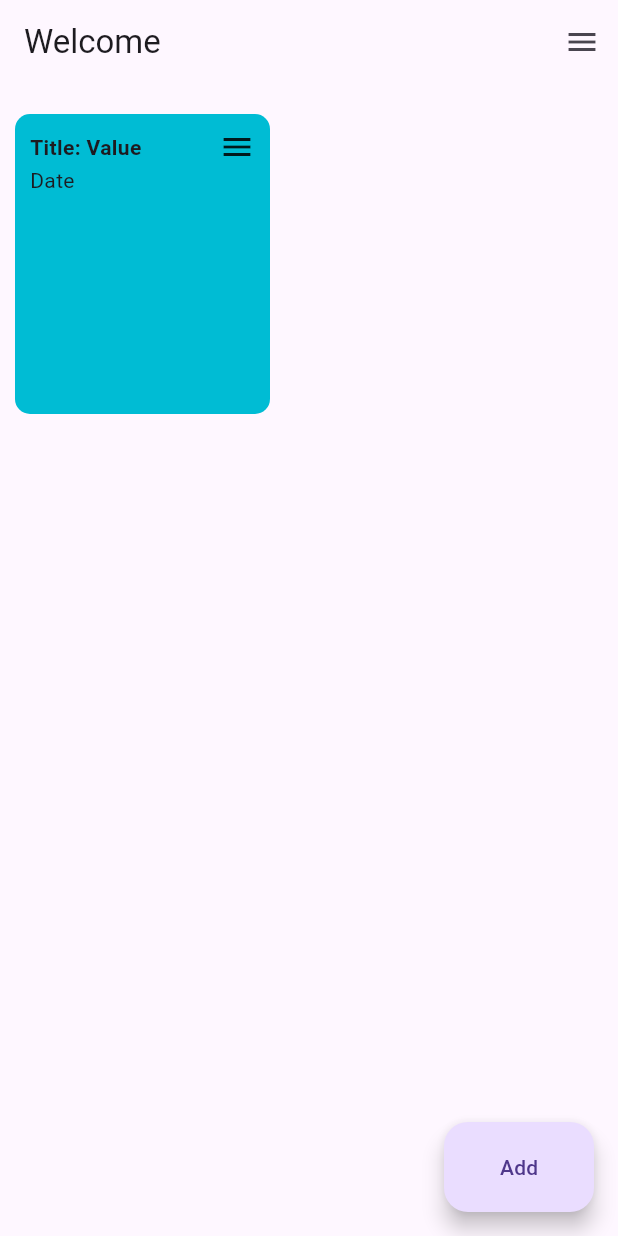
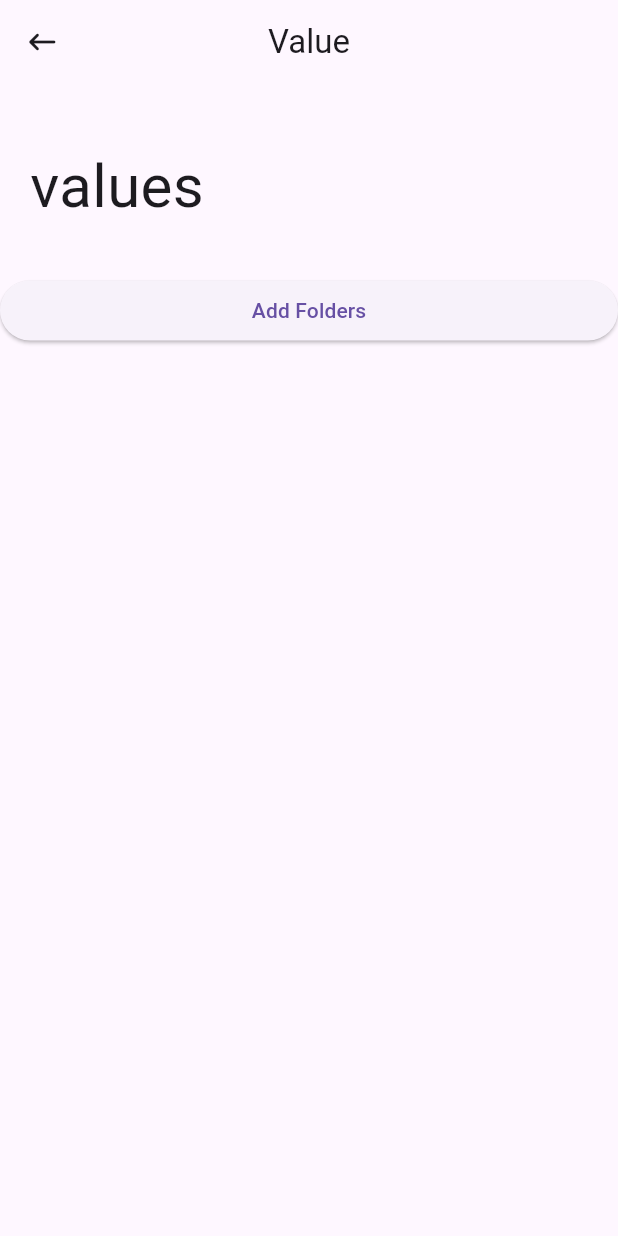
Before and after one commit to ishankanaujiya/note_app, a Flutter app: the screen it shows after launch, after a tap on an icon or button, on a phone screen of 412 x 824 dp. Run offline on Flutter 3.47's test engine with Material 3 defaults, Android fonts, the phone set to English and light mode, and no system bars.

Commit message:
Particular Folder Opened On Click With Its FolderName

```diff
--- /dev/null
+++ b/lib/CreateFiles.dart
@@ -0,0 +1,152 @@
+import 'package:flutter/material.dart';
+import 'package:note_app/MainHome.dart';
+class CreateNewFiles extends StatefulWidget {
+
+  String ?folderName;
+  List<List<String>> folderList = [];
+
+
+  CreateNewFiles(this.folderName, this.folderList);
+  @override
+  State<CreateNewFiles> createState() => _CreateNewFilesState(folderName,folderList);
+}
+
+class _CreateNewFilesState extends State<CreateNewFiles> {
+  List<String> folderName = ["values"];
+  List<String> folderNameHolder = [];
+  bool addFolderClickCheck = false;
+
+
+  var folderNameInput = TextEditingController();
+
+  String ?folderNameForAppBar;
+  List<List<String>> folderList = [];
+
+
+  _CreateNewFilesState(this.folderNameForAppBar, this.folderList);
+  @override
+  @override
+  Widget build(BuildContext context) {
+    return Scaffold(
+      appBar: AppBar(
+        title: Text("$folderNameForAppBar"),
+        centerTitle: true,
+        leading: IconButton(
+          onPressed: () {
+            //Navigator.pop(context);
+            Navigator.pushReplacement(context, MaterialPageRoute(
+                builder: (context) => Home(folderName)
+            ));
+          },
+          icon: Icon(Icons.keyboard_backspace_rounded),
+        ),
+      ),
+
+      body: SingleChildScrollView(
+        child: Container(
+          width: double.infinity,
+          child: Column(
+            crossAxisAlignment: CrossAxisAlignment.start,
+            // mainAxisAlignment: MainAxisAlignment.center,
+            children: [
+
+              // Container(
+              //   height: 400,
+              //   color: Colors.cyan,
+              //   child: ListView.builder(itemBuilder: (context,index) {
+              //     return Container(
+              //       child: Text("${folderName[index]}"),
+              //     );
+              //   },
+              //     itemCount: folderName.length,
+              //   ),
+              // ),
+
+
+              SizedBox(
+                height: 40,
+              ),
+              for(var i = 0; i<folderName.length; i++)
+                Padding(
+                  padding: const EdgeInsets.only(bottom: 10.0, left: 20.0),
+                  child: Container(
+                    width: double.infinity,
+
+                    child: Text("${folderName[i]}", style: TextStyle(
+                      fontSize: 40,
+
+                    ),),
+                  ),
+                ),
+
+              addFolderClickCheck ? Padding(
+                padding: const EdgeInsets.all(8.0),
+                child: Container(
+                  width: 400,
+
+
+                  child: Column(
+                    crossAxisAlignment: CrossAxisAlignment.start,
+                    children: [
+                      Container(
+                        width: double.infinity,
+                        child: TextField(
+                          controller: folderNameInput,
+                          decoration: InputDecoration(
+                            label: Text("Folder Name"),
+                          ),
+                        ),
+                      ),
+
+                      SizedBox(
+                        height: 20,
+                      ),
+                      Row(
+                        mainAxisAlignment: MainAxisAlignment.center,
+                        children: [
+                          SizedBox(
+                            width: 200,
+                            height: 50,
+                            child: ElevatedButton(
+                              onPressed: () {
+                                folderName.add(folderNameInput.text);
+                                setState(() {
+                                  addFolderClickCheck = false;
+                                  folderNameInput.clear();
+                                });
+
+                              },
+                              child: Text("Done"),
+                            ),
+                          ),
+                        ],
+                      ),
+                    ],
+                  ),
+
+
+                ),
+              ) :
+              Padding(
+                padding: const EdgeInsets.only(top: 20.0, bottom: 40.0),
+                child: SizedBox(
+                  width: double.infinity,
+                  child: ElevatedButton(
+                    onPressed: () {
+                      setState(() {
+                        addFolderClickCheck = true;
+                      });
+
+                    },
+                    child: Text("Add Folders"),
+                  ),
+                ),
+              ),
+            ],
+          ),
+        ),
+      ),
+
+    );
+  }
+}
--- a/lib/MainHome.dart
+++ b/lib/MainHome.dart
@@ -1,4 +1,5 @@
 import 'package:flutter/material.dart';
+import 'package:note_app/CreateFiles.dart';
 import 'package:note_app/CreateFolders.dart';
 class Home extends StatefulWidget {
   List<String> folderName = [];
@@ -81,7 +82,12 @@ void addValueToTheList()
               folderName.length,
                   (index) => InkWell(
                     onTap: () {
+                      String values = folderName[index];
                       print(index);
+                      print(values);
+                      Navigator.pushReplacement(context, MaterialPageRoute(
+                        builder: (context) => CreateNewFiles(values, folderList)
+                      ));
                     },
                     child: Container(
                     width: 170,
```
